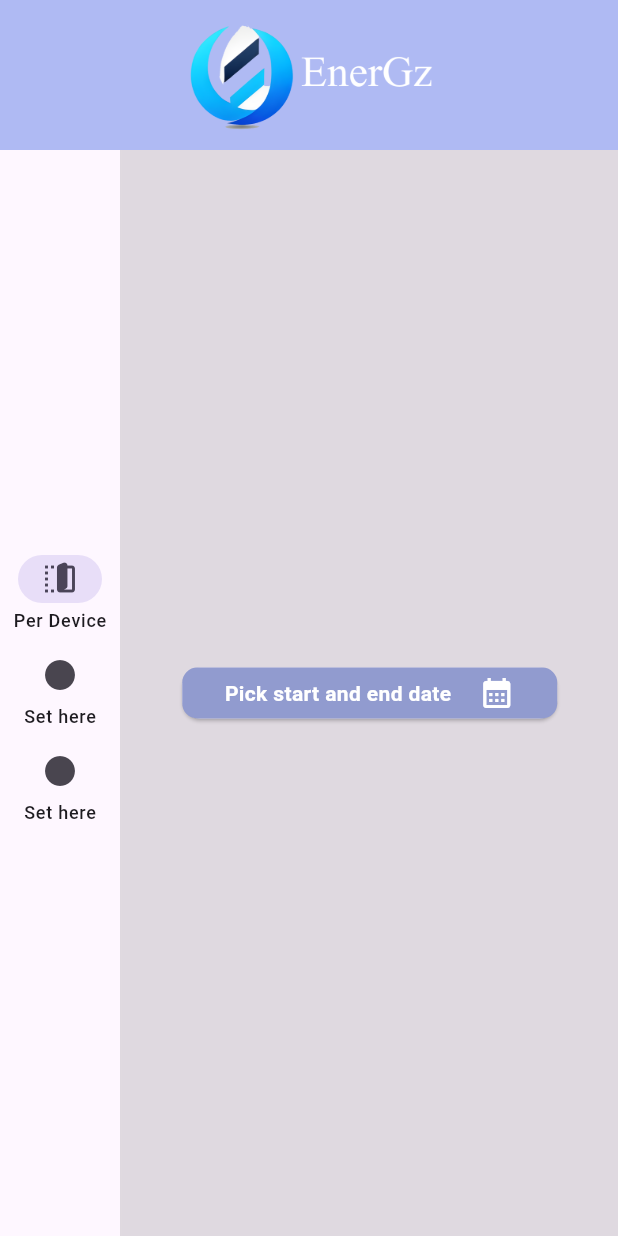
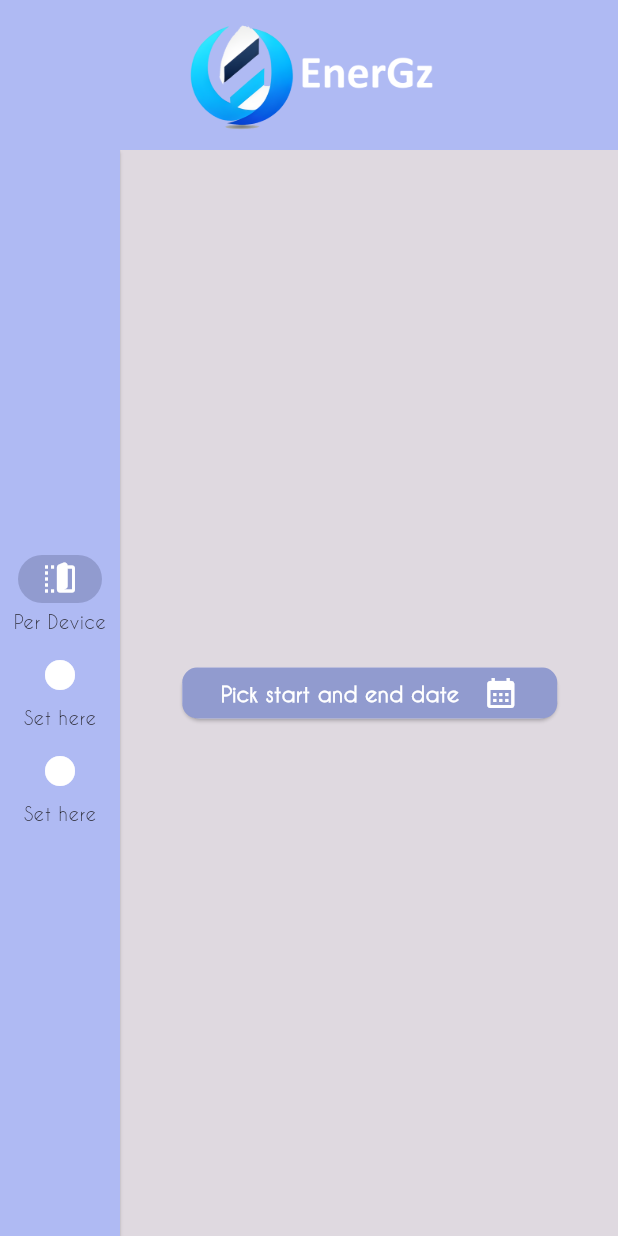
Before and after one commit to Thisuraka/smart_house_dash, a Flutter app: the screen it shows after launch, on a phone screen of 412 x 824 dp. Run offline on Flutter 3.47's test engine with Material 2 defaults, Android fonts, the phone set to English and light mode, and no system bars; our stand-ins replace dio, flutter_easyloading.

Commit message:
color and font update

```diff
--- a/lib/main.dart
+++ b/lib/main.dart
@@ -25,6 +25,7 @@ class MyApp extends StatelessWidget {
       debugShowCheckedModeBanner: false,
       navigatorKey: NavigationService.navigatorKey,
       theme: ThemeData(
+        fontFamily: 'CaviarDreams',
         useMaterial3: true,
       ),
       home: const HomeView(),
--- a/lib/views/home_view.dart
+++ b/lib/views/home_view.dart
@@ -35,21 +35,24 @@ class HomeView extends StatelessWidget {
                 NavigationRail(
                   selectedIndex: model.selectedIndex,
                   groupAlignment: 0,
+                  elevation: 1,
+                  backgroundColor: defaultColor,
+                  indicatorColor: accentColor,
                   onDestinationSelected: (int index) {
                     model.updateIndex(index);
                   },
                   labelType: NavigationRailLabelType.all,
                   destinations: const <NavigationRailDestination>[
                     NavigationRailDestination(
-                      icon: Icon(Icons.devices_fold),
+                      icon: Icon(Icons.devices_fold, color: Colors.white),
                       label: Text(AppString.perDevice),
                     ),
                     NavigationRailDestination(
-                      icon: Icon(Icons.circle),
+                      icon: Icon(Icons.circle, color: Colors.white),
                       label: Text('Set here'),
                     ),
                     NavigationRailDestination(
-                      icon: Icon(Icons.circle),
+                      icon: Icon(Icons.circle, color: Colors.white),
                       label: Text('Set here'),
                     ),
                   ],
--- a/lib/views/per_device/per_device_tab.dart
+++ b/lib/views/per_device/per_device_tab.dart
@@ -1,7 +1,5 @@
 import 'package:flutter/material.dart';
 import 'package:provider/provider.dart';
-import 'package:smart_home/style.dart';
-import 'package:smart_home/utils/strings.dart';
 import 'package:smart_home/viewmodels/per_device_viewmodel.dart';
 import 'package:smart_home/widgets/date_filter_widget.dart';
 
--- a/pubspec.yaml
+++ b/pubspec.yaml
@@ -33,3 +33,8 @@ flutter:
 
   assets:
     - assets/images/
+
+  fonts:
+    - family: CaviarDreams
+      fonts:
+        - asset: assets/fonts/CaviarDreams.ttf
```
Also changed, not shown: assets/fonts/CaviarDreams.ttf (added), assets/fonts/CaviarDreams_Bold.ttf (added), assets/fonts/CaviarDreams_BoldItalic.ttf (added), assets/fonts/CaviarDreams_Italic.ttf (added), assets/images/logo_with_text.png, 1 other file.
